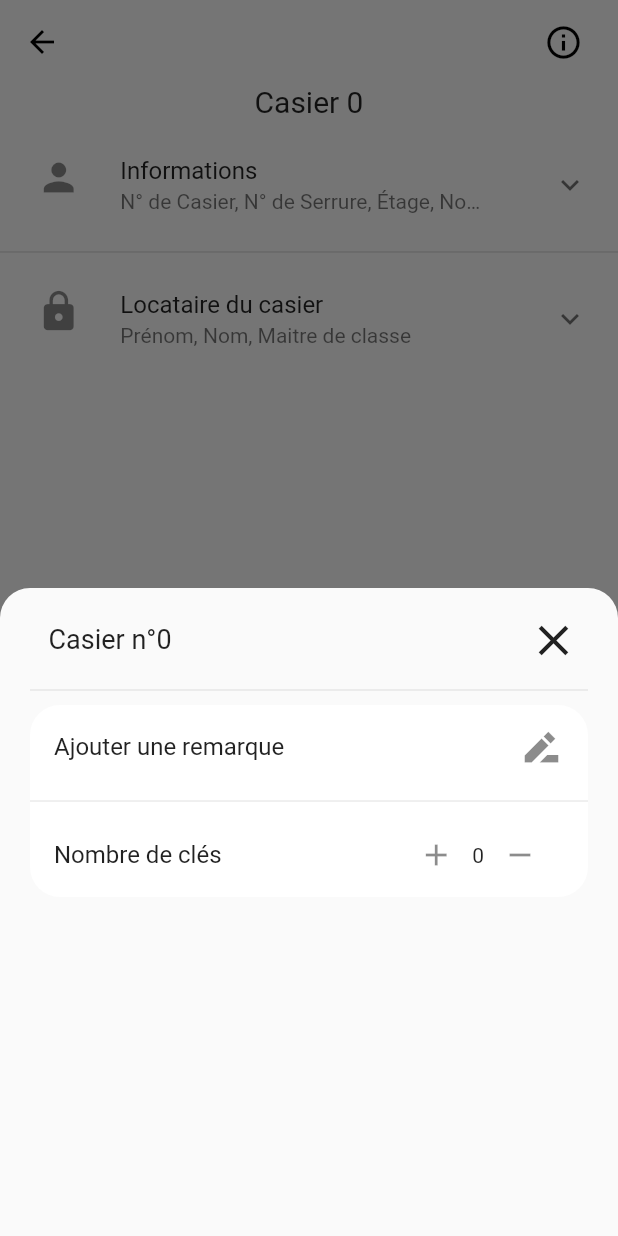
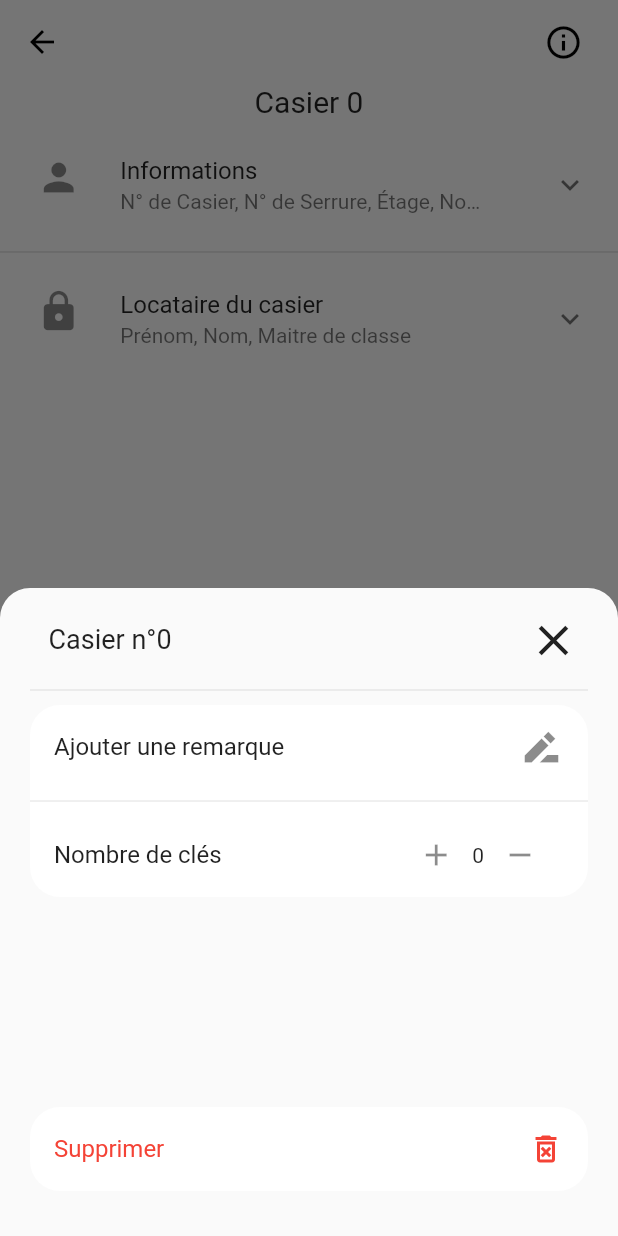
Before and after one commit to HerdisonHazeraj/lockers_app, a Flutter app: the LockerDetailsScreenMobile screen opened directly with empty values, after a tap on the "info outline" icon, on a phone screen of 412 x 824 dp. Run offline on Flutter 3.47's test engine with Material 2 defaults, Android fonts, the phone set to English and light mode, and no system bars; our stand-ins replace cached_network_image, easy_sidemenu, file_picker, firebase_auth, firebase_core, firebase_database and 6 more; missing offline and left inert: firedart, fluent_ui, multiselect, window_size; accounts and stored records are empty; network calls fail; project files that could hold a hidden picture were left out.

Commit message:
Liste importante du bottomsheet

```diff
--- a/lib/main.dart
+++ b/lib/main.dart
@@ -229,6 +229,7 @@ class _MyWidgetState extends State<MyWidget> {
             // Version mobile
             : Scaffold(
                 appBar: AppBar(
+                  toolbarHeight: 40,
                   actions: [
                     Container(
                       width: MediaQuery.of(context).size.width,
--- a/lib/screens/core/components/modal_bottomsheet.dart
+++ b/lib/screens/core/components/modal_bottomsheet.dart
@@ -1,8 +1,7 @@
 import 'package:flutter/material.dart';
-import 'package:lockers_app/models/locker.dart';
 
-Future<dynamic> ModalBottomSheetWidget(
-    BuildContext context, List<ListTile> standardList, String title) {
+Future<dynamic> ModalBottomSheetWidget(BuildContext context,
+    List<ListTile> standardList, List<ListTile> importantList, String title) {
   return showModalBottomSheet(
     shape: const RoundedRectangleBorder(
         borderRadius: BorderRadius.only(
@@ -15,7 +14,8 @@ Future<dynamic> ModalBottomSheetWidget(
         padding: const EdgeInsets.symmetric(horizontal: 20, vertical: 10),
         child: SizedBox(
           height: MediaQuery.of(context).size.height * 0.5,
-          child: Column(children: [
+          child: Column(
+            children: [
               Row(
                 mainAxisAlignment: MainAxisAlignment.spaceBetween,
                 children: [
@@ -43,7 +43,9 @@ Future<dynamic> ModalBottomSheetWidget(
               const Divider(
                 height: 20,
               ),
-            Column(
+              Expanded(
+                child: Column(
+                  mainAxisAlignment: MainAxisAlignment.spaceBetween,
                   children: [
                     SizedBox(
                       width: double.infinity,
@@ -70,9 +72,42 @@ Future<dynamic> ModalBottomSheetWidget(
                         ),
                       ),
                     ),
+                    SizedBox(
+                      width: double.infinity,
+                      child: Container(
+                        decoration: const BoxDecoration(
+                          color: Colors.white,
+                          borderRadius: BorderRadius.all(Radius.circular(20)),
+                        ),
+                        child: Column(
+                          children: [
+                            ...importantList.map(
+                              (e) {
+                                return Column(
+                                  children: [
+                                    ListTile(
+                                      title: e.title,
+                                      trailing: e.trailing,
+                                      onTap: e.onTap,
+                                      iconColor: Colors.red,
+                                      textColor: Colors.red,
+                                    ),
+                                    if (importantList.last != e)
+                                      const Divider(),
                                   ],
-            )
-          ]),
+                                );
+                              },
+                            ),
+                          ],
+                        ),
+                      ),
+                    ),
+                  ],
+                ),
+              ),
+              const SizedBox(height: 20),
+            ],
+          ),
         ),
       );
     },
--- a/lib/screens/mobile/lockers/lockers_overviewscreen_mobile.dart
+++ b/lib/screens/mobile/lockers/lockers_overviewscreen_mobile.dart
@@ -143,7 +143,7 @@ class _LockersOverviewScreenMobileState
                             itemBuilder: (context, index) => Column(
                               children: [
                                 ...defectiveLockers.map(
-                                  (l) => LockerItem(
+                                  (l) => LockerItemMobile(
                                     locker: l,
                                     isLockerInDefectiveList: true,
                                     // refreshList: () => refreshList(),
--- a/lib/screens/mobile/lockers/widget/locker_details_mobile.dart
+++ b/lib/screens/mobile/lockers/widget/locker_details_mobile.dart
@@ -39,6 +39,15 @@ class _LockerDetailsScreenMobileState extends State<LockerDetailsScreenMobile> {
       nbKey = widget.locker.nbKey;
       isInit = true;
     }
+
+    List<ListTile> importantList = [
+      ListTile(
+        title: const Text("Supprimer"),
+        onTap: () {},
+        trailing: const Icon(Icons.delete_forever_outlined),
+      )
+    ];
+
     List<ListTile> standardList = [
       ListTile(
           title: showTextFormField
@@ -127,6 +136,7 @@ class _LockerDetailsScreenMobileState extends State<LockerDetailsScreenMobile> {
                   ModalBottomSheetWidget(
                     context,
                     standardList,
+                    importantList,
                     "Casier n°${widget.locker.lockerNumber}",
                   );
                 },
```
Also changed, not shown: lib/screens/mobile/lockers/widget/locker_item_mobile.dart (+11 -2 lines), lib/screens/mobile/students/widget/student_details_screen.dart (+9 -0 lines), pubspec.lock, 2 other files. Lines whose indentation alone changed are shown as unchanged.
